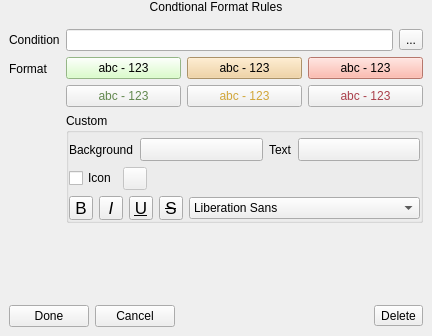
Above: src/ui/qgsfieldconditionalformatwidget.ui from qgis/QGIS before the change. Below: the same form after it.
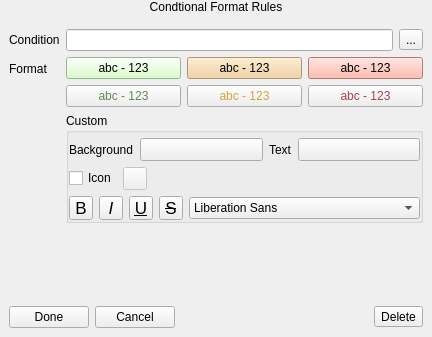
That is the form after the change. Icons and pictures are not drawn. Custom widgets are drawn as their Qt base class.

Patch:
```diff
--- a/src/ui/qgsfieldconditionalformatwidget.ui
+++ b/src/ui/qgsfieldconditionalformatwidget.ui
@@ -6,8 +6,8 @@
    <rect>
     <x>0</x>
     <y>0</y>
-    <width>380</width>
-    <height>336</height>
+    <width>410</width>
+    <height>337</height>
    </rect>
   </property>
   <property name="sizePolicy">
```
Left out of the diff: 25 changed lines with no effect on the pictures.
